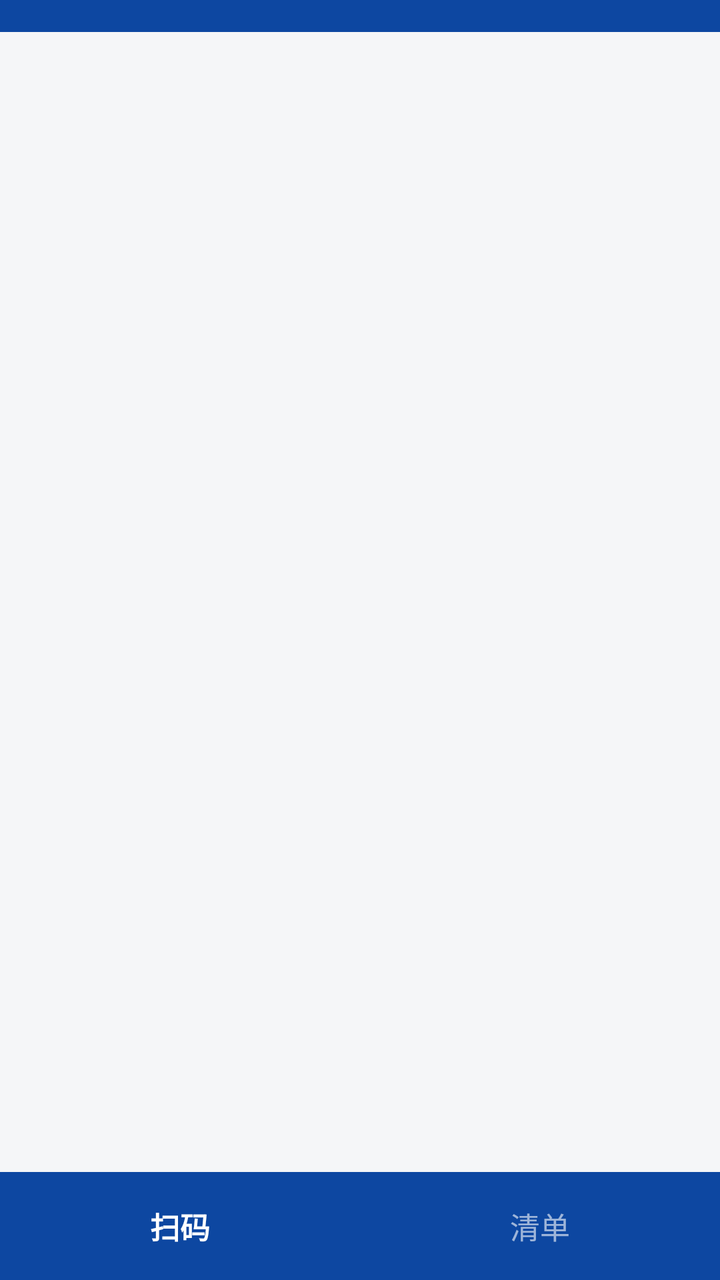
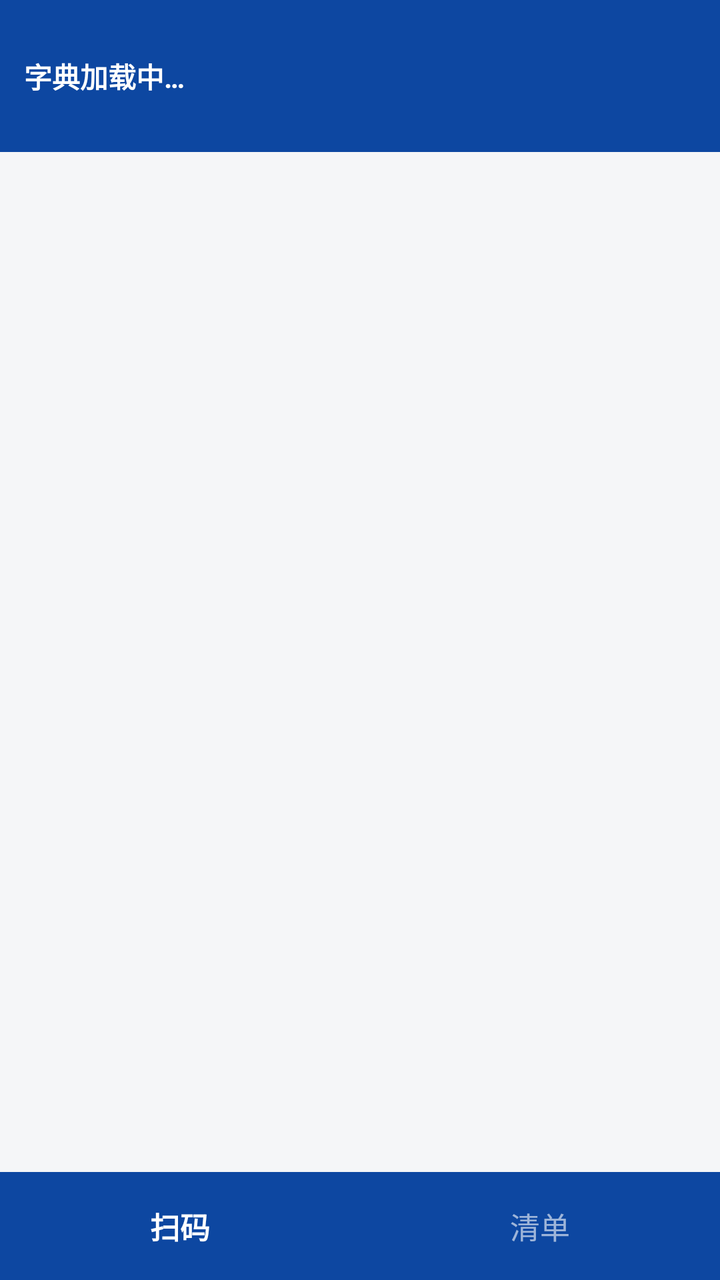

The first picture is an Android layout as it rendered before a commit; the second is the same layout after the commit. The layout source and the unified diff follow.
<!-- AndroidManifest.xml: application theme Theme.UdiScan -->
<!-- res/layout/activity_main.xml -->
<?xml version="1.0" encoding="utf-8"?>
<LinearLayout xmlns:android="http://schemas.android.com/apk/res/android"
    android:layout_width="match_parent"
    android:layout_height="match_parent"
    android:orientation="vertical"
    android:background="@color/bg">

    
    <LinearLayout
        android:layout_width="match_parent"
        android:layout_height="wrap_content"
        android:orientation="horizontal"
        android:padding="8dp"
        android:gravity="center_vertical"
        android:background="@color/primary_dark"
        android:fitsSystemWindows="true">

        <TextView
            android:layout_width="0dp"
            android:layout_height="wrap_content"
            android:layout_weight="1"
            android:minHeight="?attr/actionBarSize"
            android:gravity="center_vertical"
            android:text="@string/app_name"
            android:textColor="#ffffff"
            android:textSize="18sp"
            android:textStyle="bold"
            android:visibility="gone" />
    </LinearLayout>

    
    <androidx.viewpager2.widget.ViewPager2
        android:id="@+id/pager"
        android:layout_width="match_parent"
        android:layout_height="0dp"
        android:layout_weight="1" />

    
    <LinearLayout
        android:layout_width="match_parent"
        android:layout_height="wrap_content"
        android:orientation="horizontal"
        android:background="@color/primary_dark"
        android:paddingVertical="4dp">

        <TextView
            android:id="@+id/tab_scan"
            android:layout_width="0dp"
            android:layout_height="wrap_content"
            android:layout_weight="1"
            android:gravity="center"
            android:padding="12dp"
            android:text="@string/tab_scan"
            android:textSize="15sp"
            android:textStyle="bold"
            android:textColor="#ffffff" />

        <TextView
            android:id="@+id/tab_list"
            android:layout_width="0dp"
            android:layout_height="wrap_content"
            android:layout_weight="1"
            android:gravity="center"
            android:padding="12dp"
            android:text="@string/tab_list"
            android:textSize="15sp"
            android:textColor="#99ffffff" />
    </LinearLayout>

</LinearLayout>
<!-- resources referenced by this layout -->
<resources>
  <color name="bg">#F5F6F8</color>
  <color name="primary_dark">#0D47A1</color>
  <string name="app_name">UDI 扫码盘点</string>
  <string name="tab_list">清单</string>
  <string name="tab_scan">扫码</string>
  <style name="Theme.UdiScan" parent="Theme.Material3.DayNight.NoActionBar">
          <item name="colorPrimary">@color/primary</item>
          <item name="colorPrimaryDark">@color/primary_dark</item>
          <item name="colorAccent">@color/accent</item>
          <item name="android:colorBackground">@color/bg</item>
          <item name="android:statusBarColor">@color/primary_dark</item>
      </style>
  <color name="primary">#1565C0</color>
  <color name="accent">#FF6F00</color>
</resources>

<!-- the commit's change to res/layout/activity_main.xml (unified diff, before → after) -->
@@ -3,29 +3,33 @@
     android:layout_width="match_parent"
     android:layout_height="match_parent"
     android:orientation="vertical"
-    android:background="@color/bg">
+    android:background="@color/bg"
+    android:fitsSystemWindows="true">
 
     
     <LinearLayout
         android:layout_width="match_parent"
         android:layout_height="wrap_content"
         android:orientation="horizontal"
-        android:padding="8dp"
+        android:paddingStart="12dp"
+        android:paddingEnd="12dp"
+        android:paddingTop="6dp"
+        android:paddingBottom="6dp"
         android:gravity="center_vertical"
         android:background="@color/primary_dark"
         android:fitsSystemWindows="true">
 
         <TextView
+            android:id="@+id/top_stat"
             android:layout_width="0dp"
             android:layout_height="wrap_content"
             android:layout_weight="1"
             android:minHeight="?attr/actionBarSize"
             android:gravity="center_vertical"
-            android:text="@string/app_name"
+            android:text="字典加载中…"
             android:textColor="#ffffff"
-            android:textSize="18sp"
-            android:textStyle="bold"
-            android:visibility="gone" />
+            android:textSize="14sp"
+            android:textStyle="bold" />
     </LinearLayout>
 
     
<!-- resource entries referenced after the edit -->
@@ -2,7 +2,6 @@
 <resources>
   <color name="bg">#F5F6F8</color>
   <color name="primary_dark">#0D47A1</color>
-  <string name="app_name">UDI 扫码盘点</string>
   <string name="tab_list">清单</string>
   <string name="tab_scan">扫码</string>
   <style name="Theme.UdiScan" parent="Theme.Material3.DayNight.NoActionBar">
